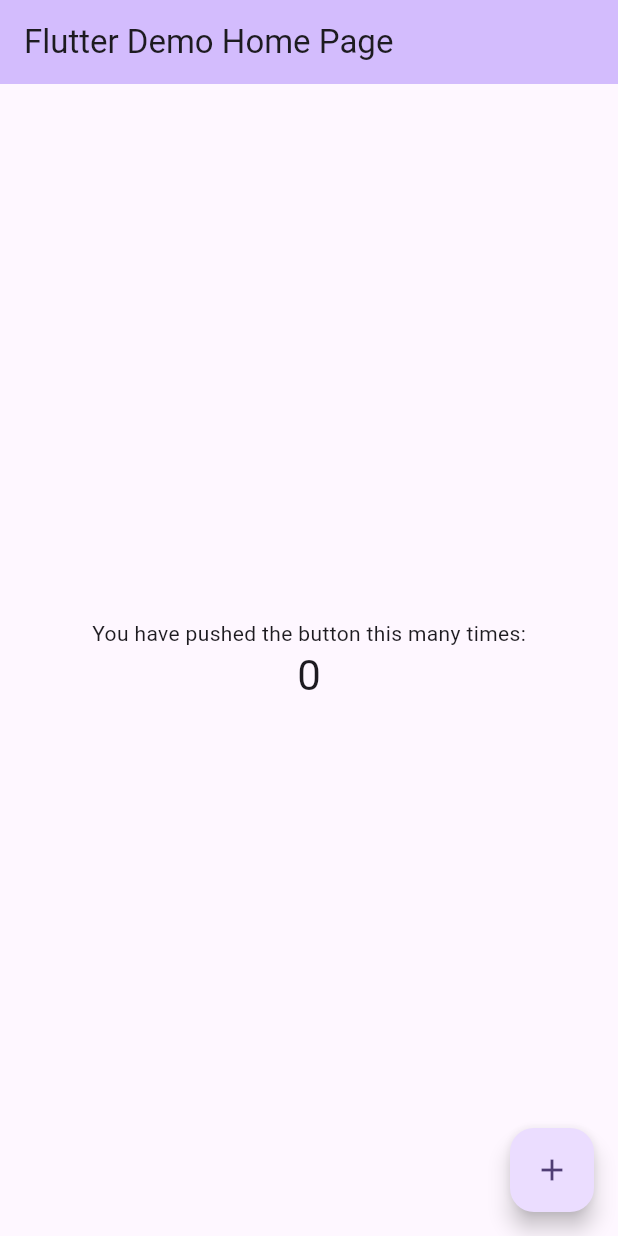
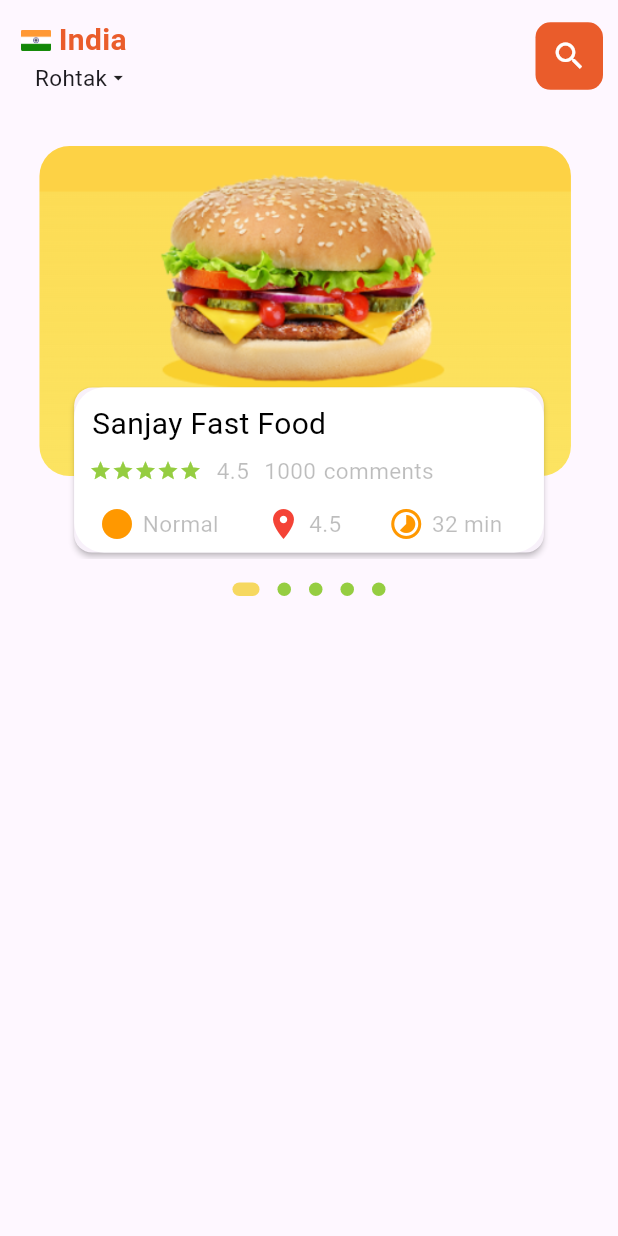
Before and after one commit to Nimitshekhawat/Bitezy, a Flutter app: the screen it shows after launch, on a phone screen of 412 x 824 dp. Run offline on Flutter 3.47's test engine with Material 3 defaults, Android fonts, the phone set to English and light mode, and no system bars; drawn by our look-alikes of dots_indicator, scroll_snap_list; our stand-ins replace google_fonts.

Commit message:
Today i work on main homepage ui screen

```diff
--- a/lib/main.dart
+++ b/lib/main.dart
@@ -1,3 +1,4 @@
+import 'package:bitezy/screens/Home/main_home_screen.dart';
 import 'package:flutter/material.dart';
 
 void main() {
@@ -12,114 +13,12 @@
   Widget build(BuildContext context) {
     return MaterialApp(
       title: 'Flutter Demo',
+      debugShowCheckedModeBanner: false,
       theme: ThemeData(
-        // This is the theme of your application.
-        //
-        // TRY THIS: Try running your application with "flutter run". You'll see
-        // the application has a purple toolbar. Then, without quitting the app,
-        // try changing the seedColor in the colorScheme below to Colors.green
-        // and then invoke "hot reload" (save your changes or press the "hot
-        // reload" button in a Flutter-supported IDE, or press "r" if you used
-        // the command line to start the app).
-        //
-        // Notice that the counter didn't reset back to zero; the application
-        // state is not lost during the reload. To reset the state, use hot
-        // restart instead.
-        //
-        // This works for code too, not just values: Most code changes can be
-        // tested with just a hot reload.
         colorScheme: ColorScheme.fromSeed(seedColor: Colors.deepPurple),
         useMaterial3: true,
       ),
-      home: const MyHomePage(title: 'Flutter Demo Home Page'),
+      home: main_home_Screen(),
     );
   }
 }
-
-class MyHomePage extends StatefulWidget {
-  const MyHomePage({super.key, required this.title});
-
-  // This widget is the home page of your application. It is stateful, meaning
-  // that it has a State object (defined below) that contains fields that affect
-  // how it looks.
-
-  // This class is the configuration for the state. It holds the values (in this
-  // case the title) provided by the parent (in this case the App widget) and
-  // used by the build method of the State. Fields in a Widget subclass are
-  // always marked "final".
-
-  final String title;
-
-  @override
-  State<MyHomePage> createState() => _MyHomePageState();
-}
-
-class _MyHomePageState extends State<MyHomePage> {
-  int _counter = 0;
-
-  void _incrementCounter() {
-    setState(() {
-      // This call to setState tells the Flutter framework that something has
-      // changed in this State, which causes it to rerun the build method below
-      // so that the display can reflect the updated values. If we changed
-      // _counter without calling setState(), then the build method would not be
-      // called again, and so nothing would appear to happen.
-      _counter++;
-    });
-  }
-
-  @override
-  Widget build(BuildContext context) {
-    // This method is rerun every time setState is called, for instance as done
-    // by the _incrementCounter method above.
-    //
-    // The Flutter framework has been optimized to make rerunning build methods
-    // fast, so that you can just rebuild anything that needs updating rather
-    // than having to individually change instances of widgets.
-    return Scaffold(
-      appBar: AppBar(
-        // TRY THIS: Try changing the color here to a specific color (to
-        // Colors.amber, perhaps?) and trigger a hot reload to see the AppBar
-        // change color while the other colors stay the same.
-        backgroundColor: Theme.of(context).colorScheme.inversePrimary,
-        // Here we take the value from the MyHomePage object that was created by
-        // the App.build method, and use it to set our appbar title.
-        title: Text(widget.title),
-      ),
-      body: Center(
-        // Center is a layout widget. It takes a single child and positions it
-        // in the middle of the parent.
-        child: Column(
-          // Column is also a layout widget. It takes a list of children and
-          // arranges them vertically. By default, it sizes itself to fit its
-          // children horizontally, and tries to be as tall as its parent.
-          //
-          // Column has various properties to control how it sizes itself and
-          // how it positions its children. Here we use mainAxisAlignment to
-          // center the children vertically; the main axis here is the vertical
-          // axis because Columns are vertical (the cross axis would be
-          // horizontal).
-          //
-          // TRY THIS: Invoke "debug painting" (choose the "Toggle Debug Paint"
-          // action in the IDE, or press "p" in the console), to see the
-          // wireframe for each widget.
-          mainAxisAlignment: MainAxisAlignment.center,
-          children: <Widget>[
-            const Text(
-              'You have pushed the button this many times:',
-            ),
-            Text(
-              '$_counter',
-              style: Theme.of(context).textTheme.headlineMedium,
-            ),
-          ],
-        ),
-      ),
-      floatingActionButton: FloatingActionButton(
-        onPressed: _incrementCounter,
-        tooltip: 'Increment',
-        child: const Icon(Icons.add),
-      ), // This trailing comma makes auto-formatting nicer for build methods.
-    );
-  }
-}
--- /dev/null
+++ b/lib/screens/Home/main_home_screen.dart
@@ -0,0 +1,105 @@
+
+import 'package:bitezy/utils/Colors/All_Colors.dart';
+import 'package:bitezy/widgets/Custom_Text_widgets.dart';
+import 'package:bitezy/widgets/scroll_food_item.dart';
+import 'package:dots_indicator/dots_indicator.dart';
+import 'package:flutter/cupertino.dart';
+import 'package:flutter/material.dart';
+import 'package:flutter/widgets.dart';
+
+class main_home_Screen extends StatefulWidget {
+  const main_home_Screen({super.key});
+
+  @override
+  State<main_home_Screen> createState() => _main_home_ScreenState();
+}
+
+class _main_home_ScreenState extends State<main_home_Screen> {
+  int currentIndex = 0; // To keep track of the current index
+
+  void _onScrollItemFocusChanged(int index) {
+    setState(() {
+      currentIndex = index; // Update the current index when focused item changes
+    });
+  }
+
+  @override
+  Widget build(BuildContext context) {
+    return Scaffold(
+      body: Container(
+        height: double.infinity,
+        width: double.infinity,
+        child: SafeArea(
+          child: Column(
+            children: [
+              SizedBox(
+                height: MediaQuery.of(context).size.height * 0.015,
+              ),
+              Padding(
+                padding: const EdgeInsets.only(left: 10, right: 10),
+                child: Container(
+                  child: Row(
+                    mainAxisAlignment: MainAxisAlignment.spaceBetween,
+                    children: [
+                      Container(
+                        child: Column(
+                          crossAxisAlignment: CrossAxisAlignment.center,
+                          children: [
+                            Padding(
+                              padding: const EdgeInsets.only(left: 4, right: 15),
+                              child: Row(
+                                children: [
+                                  Image.asset("assets/images/india-flag-icon.png", height: 20, width: 20),
+                                  SizedBox(width: 5),
+                                  bigtext_20_w400(text: "India", weight: FontWeight.w600),
+                                ],
+                              ),
+                            ),
+                            Row(
+                              children: [
+                                Text("Rohtak", style: TextStyle(fontSize: 15)),
+                                Icon(Icons.arrow_drop_down_sharp, size: 15)
+                              ],
+                            ),
+                          ],
+                        ),
+                      ),
+                      Container(
+                        height: 45,
+                        width: 45,
+                        decoration: BoxDecoration(
+                          borderRadius: BorderRadius.circular(10),
+                          color: all_colors.mainColor,
+                        ),
+                        child: Icon(Icons.search, color: Colors.white),
+                      )
+                    ],
+                  ),
+                ),
+              ),
+              SizedBox(height: 10),
+              Container(
+                height: 300,
+                child: scroll_Food(onItemFocusChanged: _onScrollItemFocusChanged), // Pass the callback
+              ),
+              SizedBox(
+                height: 10,
+              ),
+              DotsIndicator(
+                dotsCount: 5,
+                position: currentIndex.toDouble(), // Use current index for dots indicator
+                decorator: DotsDecorator(
+                  size: const Size.square(9.0),
+                  activeSize: const Size(18.0, 9.0),
+                  activeShape: RoundedRectangleBorder(borderRadius: BorderRadius.circular(5.0)),
+                  color: all_colors.iconcolor1,
+                    activeColor:all_colors.buttonBackgroundColor
+                ),
+              ),
+            ],
+          ),
+        ),
+      ),
+    );
+  }
+}
--- /dev/null
+++ b/lib/utils/Colors/All_Colors.dart
@@ -0,0 +1,17 @@
+
+
+import 'dart:ui';
+
+import 'package:flutter/material.dart';
+
+class all_colors{
+  static final Color textColor = Colors.white;
+  static final Color smalltextColor = Colors.black26;
+  static final Color mainColor = const Color(0xFFEA5C2B);
+  static final Color iconcolor1 = const Color(0xFF95CD41);
+  static final Color iconcolor2= Colors.black12;
+  static final Color paraColor = const Color(0xFF8f837f);
+  static final Color buttonBackgroundColor = const Color(0xFFF6D860);
+  static final Color mainBlackColor= const Color(0xFF332d2b);
+  static final Color yelloColor = const Color(0xFFffd379);
+}
--- /dev/null
+++ b/lib/widgets/Custom_Text_widgets.dart
@@ -0,0 +1,61 @@
+import 'dart:ui';
+
+import 'package:bitezy/utils/Colors/All_Colors.dart';
+import 'package:flutter/cupertino.dart';
+import 'package:google_fonts/google_fonts.dart';
+
+Widget bigtext_20_w400(
+{
+  required String text,
+  double? size,
+  Color? textcolor,
+  FontWeight? weight,
+
+}){
+  return Text(
+    text,style:GoogleFonts.roboto(fontSize: size ?? 20,color:textcolor ?? all_colors.mainColor,fontWeight: weight?? FontWeight.w400),overflow: TextOverflow.ellipsis,
+  );
+}
+Widget small_text_15_w400(
+    {
+      required String text,
+      double? size,
+      Color? textcolor,
+      FontWeight? weight,
+
+    }){
+  return Text(
+    text,style:GoogleFonts.roboto(fontSize:  size ?? 15,color: textcolor ?? all_colors.smalltextColor,fontWeight: weight?? FontWeight.w400),overflow: TextOverflow.ellipsis,
+  );
+}
+
+class iconandtext extends StatelessWidget {
+
+
+  final String text;
+  final IconData icon;
+  final Color textcolor;
+  final Color iconColor;
+
+  const iconandtext({
+    super.key,
+  required this.text,
+    required this.icon,
+    required this.iconColor,
+    required this.textcolor
+
+  });
+
+
+  @override
+  Widget build(BuildContext context) {
+    return Row(
+      children: [
+        Icon(icon,color: iconColor,),
+        SizedBox(width: 5,),
+        small_text_15_w400(text: text,textcolor: textcolor)
+      ],
+    );
+
+  }
+}
--- /dev/null
+++ b/lib/widgets/scroll_food_item.dart
@@ -0,0 +1,146 @@
+import 'package:bitezy/utils/Colors/All_Colors.dart';
+import 'package:bitezy/widgets/Custom_Text_widgets.dart';
+import 'package:dots_indicator/dots_indicator.dart';
+import 'package:flutter/material.dart';
+import 'package:scroll_snap_list/scroll_snap_list.dart';
+
+
+class scroll_Food extends StatefulWidget {
+  final Function(int) onItemFocusChanged; // Callback function
+
+  const scroll_Food({Key? key, required this.onItemFocusChanged}) : super(key: key);
+
+  @override
+  State<scroll_Food> createState() => _scroll_FoodState();
+}
+
+class _scroll_FoodState extends State<scroll_Food> {
+  List<int> data = [1, 2, 3, 4, 5];
+  int indexvalue = 0; // Initialize with 0
+  List<String> food_images = [
+    "assets/images/burger_image.png",
+    "assets/images/burger_image.png",
+    "assets/images/burger_image.png",
+    "assets/images/india-flag-icon.png",
+    "assets/images/india-flag-icon.png",
+  ];
+
+  void _onItemFocus(int index) {
+    setState(() {
+      indexvalue = index;
+    });
+
+    widget.onItemFocusChanged(index); // Notify the parent widget
+  }
+
+  Widget _buildItemList(BuildContext context, int index) {
+    if (index == data.length)
+      return Center(
+        child: CircularProgressIndicator(),
+      );
+
+    return Column(
+      children: [
+        Container(
+          height: 300,
+          width: MediaQuery.of(context).size.width * 0.95,
+          child: Stack(
+            children: [
+              Positioned(
+                left: 5,
+                top: 5,
+                child: Container(
+                  margin: EdgeInsets.only(top: 20, left: 11, right: 5),
+                  height: 220,
+                  width: MediaQuery.of(context).size.width * 0.86,
+                  decoration: BoxDecoration(
+                    borderRadius: BorderRadius.circular(20),
+                  ),
+                  child: ClipRRect(
+                    borderRadius: BorderRadius.circular(20),
+                    child: Image.asset(
+                      food_images[index],
+                      fit: BoxFit.cover,
+                    ),
+                  ),
+                ),
+              ),
+              Align(
+                alignment: Alignment.bottomCenter,
+                child: Card(
+                  elevation: 1.7,
+                  child: Container(
+                    height: 110,
+                    width: MediaQuery.of(context).size.width * 0.76,
+                    decoration: BoxDecoration(
+                      borderRadius: BorderRadius.circular(20),
+                      color: Colors.white,
+                    ),
+                    child: Column(
+                      crossAxisAlignment: CrossAxisAlignment.start,
+                      children: [
+                        SizedBox(height: 5),
+                        Padding(
+                          padding: const EdgeInsets.only(left: 12, top: 5, bottom: 6),
+                          child: bigtext_20_w400(text: "Sanjay Fast Food", textcolor: Colors.black),
+                        ),
+                        Row(
+                          children: [
+                            SizedBox(width: 10),
+                            Wrap(
+                              children: List.generate(5, (index) => Icon(Icons.star, color: all_colors.iconcolor1, size: 15)),
+                            ),
+                            SizedBox(width: 10),
+                            small_text_15_w400(text: "4.5", size: 15),
+                            SizedBox(width: 10),
+                            small_text_15_w400(text: "1000", size: 15),
+                            SizedBox(width: 5),
+                            small_text_15_w400(text: "comments", size: 15),
+                          ],
+                        ),
+                        SizedBox(height: 7),
+                        Padding(
+                          padding: const EdgeInsets.only(left: 1, top: 6, right: 12),
+                          child: Row(
+                            mainAxisAlignment: MainAxisAlignment.spaceAround,
+                            children: [
+                              iconandtext(text: "Normal", icon: Icons.circle, iconColor: Colors.orange, textcolor: all_colors.smalltextColor),
+                              iconandtext(text: "4.5", icon: Icons.location_on_sharp, iconColor: Colors.red, textcolor: all_colors.smalltextColor),
+                              iconandtext(text: "32 min", icon: Icons.timelapse_outlined, iconColor: Colors.orange, textcolor: all_colors.smalltextColor),
+                            ],
+                          ),
+                        ),
+                      ],
+                    ),
+                  ),
+                ),
+              ),
+            ],
+          ),
+        ),
+      ],
+    );
+  }
+
+  @override
+  Widget build(BuildContext context) {
+    return Container(
+      child: Column(
+        children: [
+          Expanded(
+            child: ScrollSnapList(
+              itemBuilder: _buildItemList,
+              itemSize: MediaQuery.of(context).size.width * 0.95,
+              dynamicItemSize: true,
+              onReachEnd: () {
+                print('done');
+              },
+              itemCount: data.length,
+              onItemFocus: _onItemFocus,
+            ),
+          ),
+        ],
+      ),
+    );
+  }
+}
```
Also changed, not shown: pubspec.yaml (+5 -3 lines), assets/images/burger_image.png (added), assets/images/india-flag-icon.png (added), pubspec.lock.
